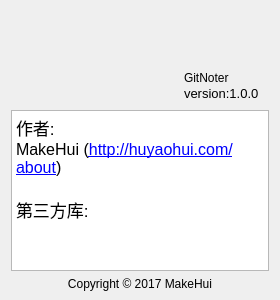
The window that views/aboutdialog.ui (Gitnoter/Gitnoter) describes before a commit, drawn with Qt 5.
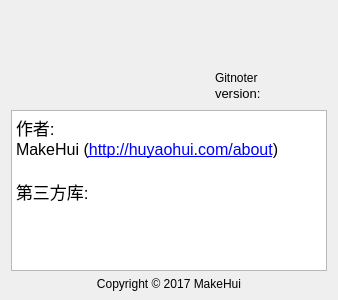
The same window after the commit. Icons and pictures are not drawn.

Commit message: update logo and about ui

The edit to the form file:
```diff
--- a/views/aboutdialog.ui
+++ b/views/aboutdialog.ui
@@ -6,7 +6,7 @@
    <rect>
     <x>0</x>
     <y>0</y>
-    <width>280</width>
+    <width>338</width>
     <height>300</height>
    </rect>
   </property>
@@ -29,7 +29,7 @@
       <number>-1</number>
      </property>
      <property name="leftMargin">
-      <number>87</number>
+      <number>0</number>
      </property>
      <property name="topMargin">
       <number>0</number>
@@ -37,6 +37,9 @@
      <property name="bottomMargin">
       <number>0</number>
      </property>
+     <item>
+      <widget class="QWidget" name="widget" native="true"/>
+     </item>
      <item>
       <widget class="QLabel" name="logo">
        <property name="minimumSize">
@@ -79,7 +82,7 @@
        <item>
         <widget class="QLabel" name="name">
          <property name="text">
-          <string>GitNoter</string>
+          <string>Gitnoter</string>
          </property>
         </widget>
        </item>
@@ -91,7 +94,7 @@
           </font>
          </property>
          <property name="text">
-          <string>version:1.0.0</string>
+          <string>version: </string>
          </property>
         </widget>
        </item>
```
The commit also changes 3 other files.
